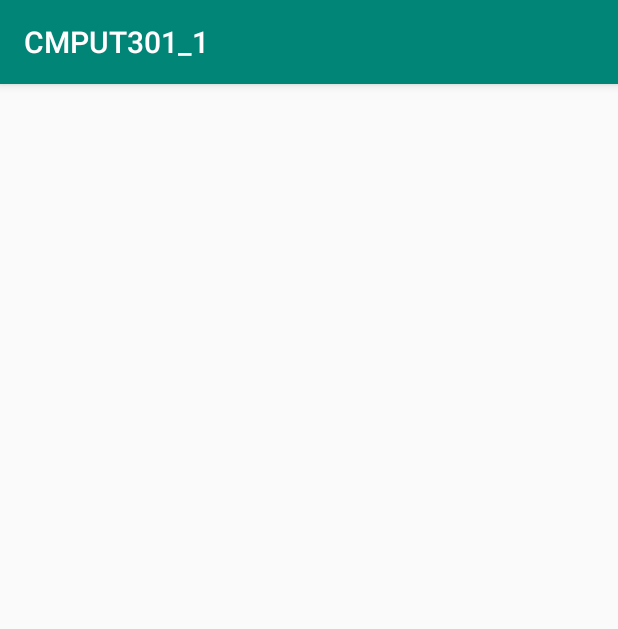
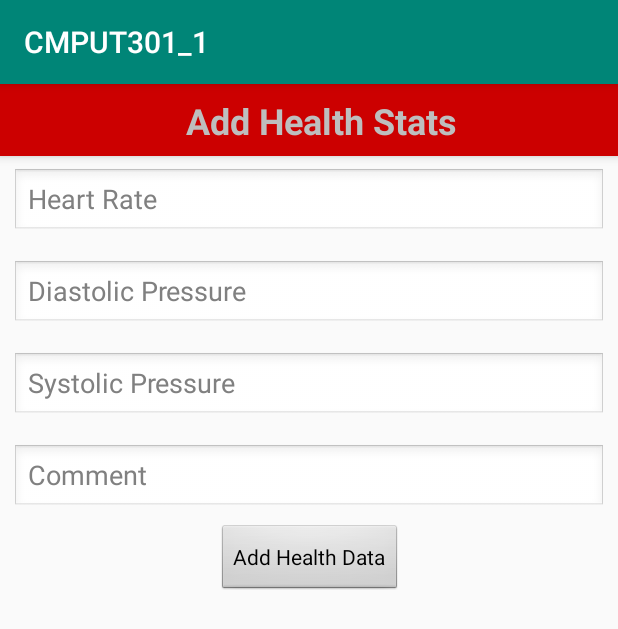
Before and after one commit to DeweertD/CMPUT301_1, an Android app: the ViewHealthStats screen opened directly, with no data from a screen before it, on a phone screen of 412 x 824 dp. Shown: the top 629 px of the screen. Run offline under Robolectric (Android 15) with nearby library versions, the phone set to English and light mode, and no system bars.

Commit message:
XML changes to 'view' page.  Needs renaming

```diff
--- a/app/src/main/res/layout/activity_view_health_stats.xml
+++ b/app/src/main/res/layout/activity_view_health_stats.xml
@@ -4,6 +4,115 @@
     xmlns:tools="http://schemas.android.com/tools"
     android:layout_width="match_parent"
     android:layout_height="match_parent"
-    tools:context=".ViewHealthStats">
+    android:theme="@android:style/Theme.NoTitleBar"
+    tools:context=".AddHealthStats">
+
+    <android.support.design.widget.AppBarLayout
+        android:id="@+id/addHealthStatsAppBarLayout"
+        android:layout_width="match_parent"
+        android:layout_height="wrap_content"
+        app:layout_constraintTop_toTopOf="parent">
+
+
+        <android.support.v7.widget.Toolbar
+            android:id="@+id/AddHealthStats"
+            android:layout_width="match_parent"
+            android:layout_height="?attr/actionBarSize"
+            android:background="@android:color/holo_red_dark">
+
+            <TextView
+                android:id="@+id/AddHealthStatsTitle"
+                android:layout_width="match_parent"
+                android:layout_height="match_parent"
+                android:layout_marginTop="8dp"
+                android:text="@string/add_health_stats_title"
+                android:textAlignment="center"
+                android:textSize="24sp"
+                android:textStyle="bold" />
+        </android.support.v7.widget.Toolbar>
+
+    </android.support.design.widget.AppBarLayout>
+
+    <EditText
+        android:id="@+id/HeartRateTextField"
+        android:layout_width="0dp"
+        android:layout_height="45dp"
+        android:layout_marginStart="8dp"
+        android:layout_marginTop="8dp"
+        android:layout_marginEnd="8dp"
+        android:layout_marginBottom="8dp"
+        android:ems="10"
+        android:hint="@string/hint_add_heart_rate"
+        android:importantForAutofill="no"
+        android:inputType="number"
+        app:layout_constraintBottom_toTopOf="@+id/DiastolicPressureTextField"
+        app:layout_constraintEnd_toEndOf="parent"
+        app:layout_constraintStart_toStartOf="parent"
+        app:layout_constraintTop_toBottomOf="@+id/addHealthStatsAppBarLayout" />
+
+    <EditText
+        android:id="@+id/DiastolicPressureTextField"
+        android:layout_width="0dp"
+        android:layout_height="45dp"
+        android:layout_marginStart="8dp"
+        android:layout_marginTop="8dp"
+        android:layout_marginEnd="8dp"
+        android:layout_marginBottom="8dp"
+        android:ems="10"
+        android:hint="@string/hint_add_d_pressure"
+        android:inputType="number"
+        app:layout_constraintBottom_toTopOf="@+id/SystolicPressureTextField"
+        app:layout_constraintEnd_toEndOf="parent"
+        app:layout_constraintHorizontal_bias="0.0"
+        app:layout_constraintStart_toStartOf="parent"
+        app:layout_constraintTop_toBottomOf="@+id/HeartRateTextField" />
+
+    <EditText
+        android:id="@+id/SystolicPressureTextField"
+        android:layout_width="0dp"
+        android:layout_height="45dp"
+        android:layout_marginStart="8dp"
+        android:layout_marginTop="8dp"
+        android:layout_marginEnd="8dp"
+
+        android:layout_marginBottom="8dp"
+        android:ems="10"
+        android:hint="@string/hint_add_s_pressure"
+        android:inputType="number"
+        app:layout_constraintBottom_toTopOf="@+id/CommentTextField"
+        app:layout_constraintEnd_toEndOf="parent"
+        app:layout_constraintHorizontal_bias="0.0"
+        app:layout_constraintStart_toStartOf="parent"
+        app:layout_constraintTop_toBottomOf="@+id/DiastolicPressureTextField" />
+
+    <EditText
+        android:id="@+id/CommentTextField"
+        android:layout_width="0dp"
+        android:layout_height="45dp"
+        android:layout_marginStart="8dp"
+        android:layout_marginTop="8dp"
+        android:layout_marginEnd="8dp"
+        android:layout_marginBottom="8dp"
+        android:ems="10"
+        android:hint="@string/hint_add_comment"
+        android:inputType="textPersonName"
+        app:layout_constraintBottom_toTopOf="@+id/SubmitHealthStats"
+        app:layout_constraintEnd_toEndOf="parent"
+        app:layout_constraintHorizontal_bias="0.0"
+        app:layout_constraintStart_toStartOf="parent"
+        app:layout_constraintTop_toBottomOf="@+id/SystolicPressureTextField" />
+
+    <Button
+        android:id="@+id/SubmitHealthStats"
+        android:layout_width="wrap_content"
+        android:layout_height="wrap_content"
+        android:layout_marginStart="162dp"
+        android:layout_marginTop="8dp"
+        android:layout_marginEnd="162dp"
+        android:text="@string/add_health_stats_button"
+        app:layout_constraintEnd_toEndOf="parent"
+        app:layout_constraintHorizontal_bias="0.507"
+        app:layout_constraintStart_toStartOf="parent"
+        app:layout_constraintTop_toBottomOf="@+id/CommentTextField" />
 
 </android.support.constraint.ConstraintLayout>
```
